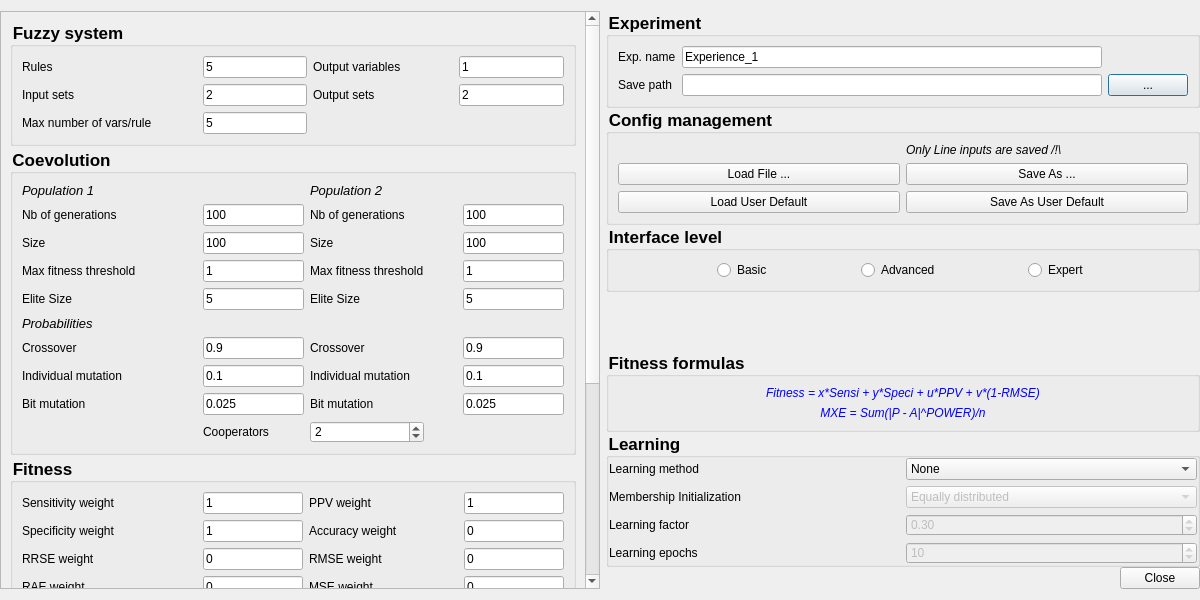
The window that fuge-lc/editparamsdialog.ui (ThibaultSchowing/FUGE-LC) describes before a commit, drawn with Qt 5.
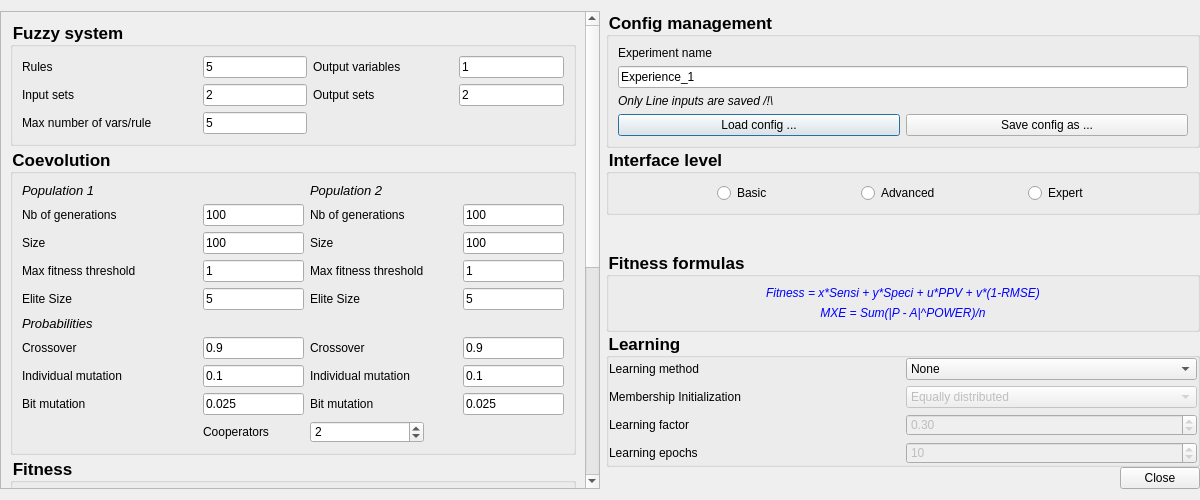
The same window after the commit. Icons and pictures are not drawn.

Commit message: simplified edits param

What changed in the file:
```diff
--- a/fuge-lc/editparamsdialog.ui
+++ b/fuge-lc/editparamsdialog.ui
@@ -10,7 +10,7 @@
     <x>0</x>
     <y>0</y>
     <width>1200</width>
-    <height>600</height>
+    <height>500</height>
    </rect>
   </property>
   <property name="sizePolicy">
@@ -2028,17 +2028,11 @@
      <item>
       <widget class="QGroupBox" name="groupBox_Experiment">
        <property name="sizePolicy">
-        <sizepolicy hsizetype="Preferred" vsizetype="Expanding">
+        <sizepolicy hsizetype="Expanding" vsizetype="Expanding">
          <horstretch>0</horstretch>
          <verstretch>0</verstretch>
         </sizepolicy>
        </property>
-       <property name="font">
-        <font>
-         <pointsize>13</pointsize>
-         <bold>true</bold>
-        </font>
-       </property>
        <property name="styleSheet">
         <string notr="true">QGroupBox
 {
@@ -2049,12 +2043,9 @@
 </string>
        </property>
        <property name="title">
-        <string>Experiment</string>
+        <string>Config management</string>
        </property>
-       <property name="flat">
-        <bool>false</bool>
-       </property>
-       <layout class="QGridLayout" name="gridLayout_4">
+       <layout class="QGridLayout" name="gridLayout_3">
         <item row="0" column="0">
          <widget class="QLabel" name="label">
           <property name="toolTip">
@@ -2064,11 +2055,11 @@
            <string/>
           </property>
           <property name="text">
-           <string>Exp. name</string>
+           <string>Experiment name</string>
           </property>
          </widget>
         </item>
-        <item row="0" column="1">
+        <item row="1" column="0">
          <widget class="QLineEdit" name="lineExp">
           <property name="toolTip">
            <string>Name of the current experiment</string>
@@ -2078,73 +2069,25 @@
           </property>
          </widget>
         </item>
-        <item row="1" column="0">
-         <widget class="QLabel" name="label_40">
-          <property name="toolTip">
-           <string>Name of the current experiment</string>
-          </property>
-          <property name="statusTip">
-           <string/>
-          </property>
-          <property name="text">
-           <string>Save path</string>
-          </property>
-         </widget>
+        <item row="4" column="0">
+         <layout class="QHBoxLayout" name="horizontalLayout_3">
+          <item>
+           <widget class="QPushButton" name="pushButton_LoadFile">
+            <property name="text">
+             <string>Load config ...</string>
+            </property>
+           </widget>
+          </item>
+          <item>
+           <widget class="QPushButton" name="pushButton_SaveAs">
+            <property name="text">
+             <string>Save config as ...</string>
+            </property>
+           </widget>
+          </item>
+         </layout>
         </item>
-        <item row="1" column="1">
-         <widget class="QLineEdit" name="linePath">
-          <property name="toolTip">
-           <string>Name of the current experiment</string>
-          </property>
-          <property name="text">
-           <string/>
-          </property>
-         </widget>
-        </item>
-        <item row="1" column="2">
-         <widget class="QPushButton" name="btPath">
-          <property name="sizePolicy">
-           <sizepolicy hsizetype="Fixed" vsizetype="Fixed">
-            <horstretch>25</horstretch>
-            <verstretch>20</verstretch>
-           </sizepolicy>
-          </property>
-          <property name="minimumSize">
-           <size>
-            <width>20</width>
-            <height>0</height>
-           </size>
-          </property>
-          <property name="text">
-           <string>...</string>
-          </property>
-         </widget>
-        </item>
-       </layout>
-      </widget>
-     </item>
-     <item>
-      <widget class="QGroupBox" name="groupBox_Config">
-       <property name="sizePolicy">
-        <sizepolicy hsizetype="Expanding" vsizetype="Expanding">
-         <horstretch>0</horstretch>
-         <verstretch>0</verstretch>
-        </sizepolicy>
-       </property>
-       <property name="styleSheet">
-        <string notr="true">QGroupBox
-{
-	
-	font-size: 13pt;
-    font-weight: bold;
-}
-</string>
-       </property>
-       <property name="title">
-        <string>Config management</string>
-       </property>
-       <layout class="QGridLayout" name="gridLayout_3">
-        <item row="0" column="1">
+        <item row="2" column="0">
          <widget class="QLabel" name="label_27">
           <property name="font">
            <font>
@@ -2156,34 +2099,6 @@
           </property>
          </widget>
         </item>
-        <item row="1" column="1">
-         <widget class="QPushButton" name="pushButton_SaveAs">
-          <property name="text">
-           <string>Save As ...</string>
-          </property>
-         </widget>
-        </item>
-        <item row="2" column="0">
-         <widget class="QPushButton" name="pushButton_LoadUserDefault">
-          <property name="text">
-           <string>Load User Default</string>
-          </property>
-         </widget>
-        </item>
-        <item row="1" column="0">
-         <widget class="QPushButton" name="pushButton_LoadFile">
-          <property name="text">
-           <string>Load File ...</string>
-          </property>
-         </widget>
-        </item>
-        <item row="2" column="1">
-         <widget class="QPushButton" name="pushButton_SaveAsUserDefault">
-          <property name="text">
-           <string>Save As User Default</string>
-          </property>
-         </widget>
-        </item>
        </layout>
       </widget>
      </item>
```
Left out of the diff: 5 changed lines with no effect on the pictures. The commit also changes 1 other file.
